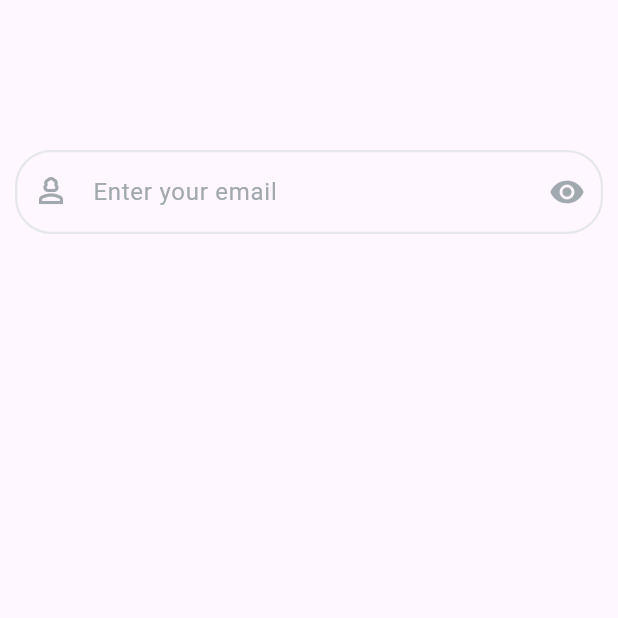
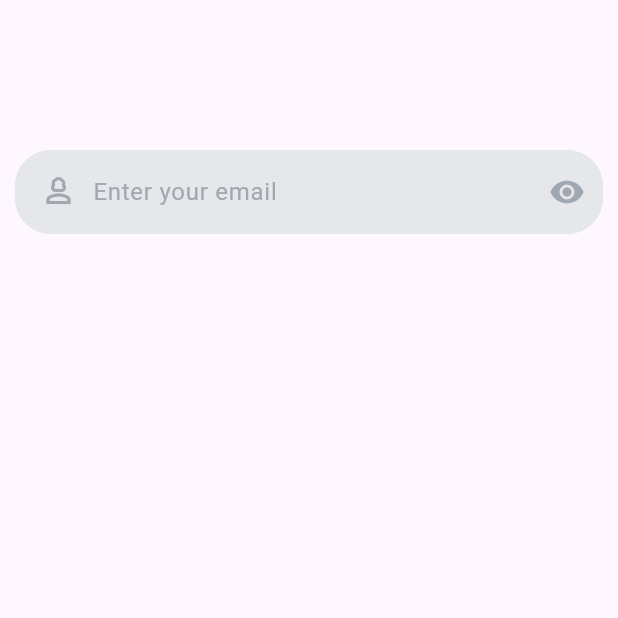
Before and after one commit to fanuelal/wegesha_client, a Flutter app: the screen it shows after launch, on a phone screen of 412 x 824 dp, the top half of it. Run offline on Flutter 3.47's test engine with Material 3 defaults, Android fonts, the phone set to English and light mode, and no system bars; our stand-ins replace flutter_onboarding_slider, google_fonts.

Commit message:
input field fixed

```diff
--- a/lib/widget/input_filed.dart
+++ b/lib/widget/input_filed.dart
@@ -1,5 +1,3 @@
-import 'dart:ffi';
-
 import 'package:flutter/material.dart';
 import '../config/theme.dart';
 
@@ -30,6 +28,7 @@
     return TextField(
       controller: widget.controller,
       decoration: InputDecoration(
+        filled: true,
         fillColor: ColorTheme.grayBorder,
         enabledBorder: OutlineInputBorder(
             borderRadius: BorderRadius.circular(24),
@@ -42,9 +41,12 @@
         hintText: widget.placeholder,
         hintStyle: TextStyle(
             color: widget.isError ? ColorTheme.red : ColorTheme.iconGrey),
-        prefixIcon: Icon(
-          widget.prefixIcon,
-          color: ColorTheme.iconGrey,
+        prefixIcon: Padding(
+          padding: const EdgeInsets.only(left: 10),
+          child: Icon(
+            widget.prefixIcon,
+            color: ColorTheme.iconGrey,
+          ),
         ),
         suffixIcon: Icon(widget.suffixIcon, color: ColorTheme.iconGrey),
         prefixIconColor: widget.controller.text == ""
```
